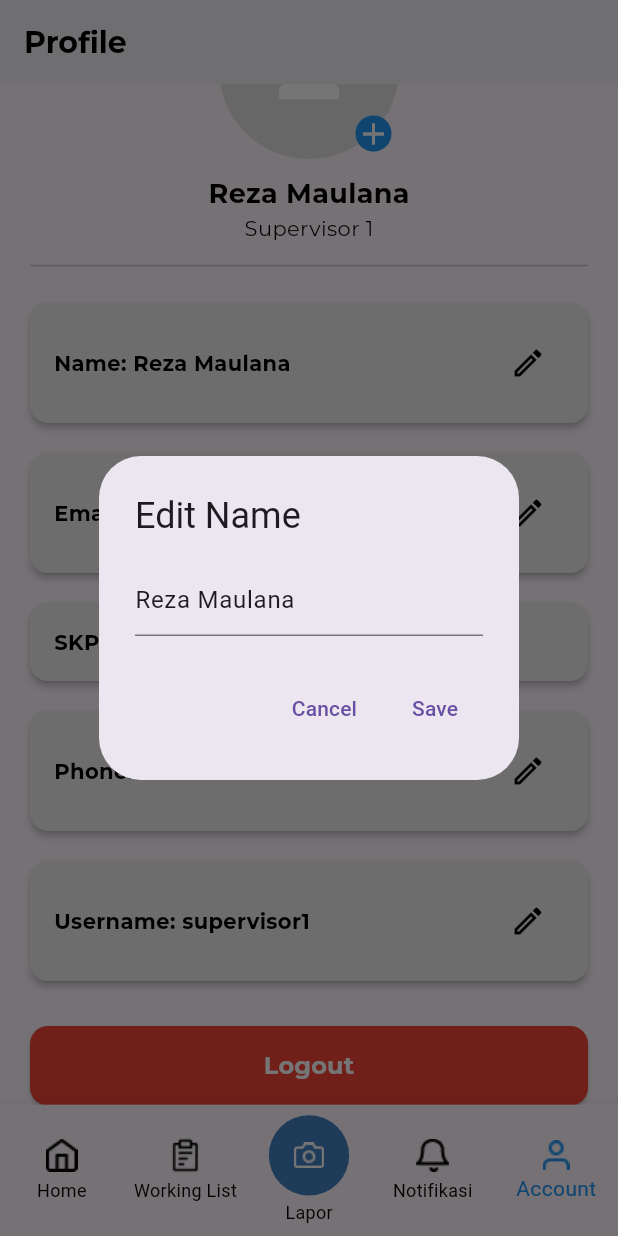
After one commit to aansyawaluddin/FE_I_Ticketing, a Flutter app: the AccountPage screen opened directly, scrolled down 90 dp, after a tap on the "edit" icon, on a phone screen of 412 x 824 dp. The commit adds this screen. Run offline on Flutter 3.47's test engine with Material 3 defaults, Android fonts, the phone set to English and light mode, and no system bars; our stand-ins replace fl_chart, google_fonts.

Commit message:
Account Page

```diff
--- /dev/null
+++ b/frontend/lib/spv/account.dart
@@ -0,0 +1,292 @@
+import 'package:flutter/material.dart';
+import 'package:google_fonts/google_fonts.dart';
+import 'package:frontend/login.dart';
+import 'package:frontend/spv/dashboard.dart';
+import 'package:frontend/spv/working.dart';
+import 'package:frontend/spv/notification.dart';
+
+class AccountPage extends StatefulWidget {
+  const AccountPage({super.key});
+
+  @override
+  _AccountPageState createState() => _AccountPageState();
+}
+
+class _AccountPageState extends State<AccountPage> {
+  int _selectedIndex = 4;
+  String name = 'Reza Maulana';
+  String email = 'rezamaulana@gmail.com';
+  String skpd = 'SKPD';
+  String phone = '+62 82333421454';
+  String username = 'supervisor1';
+
+  void _onItemTapped(int index) {
+    if (index != _selectedIndex) {
+      setState(() {
+        _selectedIndex = index;
+      });
+
+      if (index == 0) {
+        Navigator.pushReplacement(
+          context,
+          MaterialPageRoute(builder: (context) => const DashboardScreen()),
+        );
+      } else if (index == 1) {
+        Navigator.pushReplacement(
+          context,
+          MaterialPageRoute(builder: (context) => const Working()),
+        );
+      } else if (index == 3) {
+        Navigator.pushReplacement(
+          context,
+          MaterialPageRoute(builder: (context) => const NotificationPage()),
+        );
+      }
+    }
+  }
+
+  @override
+  Widget build(BuildContext context) {
+    final screenWidth = MediaQuery.of(context).size.width;
+    final screenHeight = MediaQuery.of(context).size.height;
+
+    return Scaffold(
+      appBar: AppBar(
+        automaticallyImplyLeading: false,
+        backgroundColor: Colors.white,
+        elevation: 0,
+        title: Text(
+          'Profile',
+          style: GoogleFonts.montserrat(
+            color: Colors.black,
+            fontSize: 20,
+            fontWeight: FontWeight.bold,
+          ),
+        ),
+        centerTitle: false,
+      ),
+      body: SingleChildScrollView(
+        child: Column(
+          crossAxisAlignment: CrossAxisAlignment.center,
+          children: [
+            const SizedBox(height: 20),
+            Stack(
+              alignment: Alignment.bottomRight,
+              children: [
+                CircleAvatar(
+                  radius: 60,
+                  backgroundColor: Colors.grey[300],
+                  child:
+                      const Icon(Icons.person, size: 60, color: Colors.white),
+                ),
+                Positioned(
+                  bottom: 5,
+                  right: 5,
+                  child: Container(
+                    decoration: const BoxDecoration(
+                      shape: BoxShape.circle,
+                      color: Colors.blue,
+                    ),
+                    child: const Icon(Icons.add, color: Colors.white),
+                  ),
+                ),
+              ],
+            ),
+            const SizedBox(height: 10),
+            Text(
+              name,
+              style: GoogleFonts.montserrat(
+                color: Colors.black,
+                fontSize: 18,
+                fontWeight: FontWeight.bold,
+              ),
+            ),
+            Text(
+              'Supervisor 1',
+              style: GoogleFonts.montserrat(
+                color: Colors.black,
+                fontSize: 14,
+              ),
+            ),
+            const Divider(height: 30, thickness: 1, indent: 20, endIndent: 20),
+            _buildEditableCard('Name', name, (newValue) {
+              setState(() {
+                name = newValue;
+              });
+            }),
+            _buildEditableCard('Email', email, (newValue) {
+              setState(() {
+                email = newValue;
+              });
+            }),
+            _buildEditableCard('SKPD', skpd, null, isEditable: false),
+            _buildEditableCard('Phone', phone, (newValue) {
+              setState(() {
+                phone = newValue;
+              });
+            }),
+            _buildEditableCard('Username', username, (newValue) {
+              setState(() {
+                username = newValue;
+              });
+            }),
+            const SizedBox(height: 20),
+            ElevatedButton(
+              onPressed: () {
+                Navigator.pushReplacement(
+                  context,
+                  MaterialPageRoute(
+                    builder: (context) => const LoginPage(),
+                  ),
+                );
+              },
+              style: ElevatedButton.styleFrom(
+                backgroundColor: Colors.red,
+                padding: const EdgeInsets.symmetric(vertical: 15),
+                shape: RoundedRectangleBorder(
+                  borderRadius: BorderRadius.circular(12),
+                ),
+                minimumSize: Size(screenWidth - 40, 50),
+              ),
+              child: Text(
+                'Logout',
+                style: GoogleFonts.montserrat(
+                  color: Colors.white,
+                  fontSize: 16,
+                  fontWeight: FontWeight.bold,
+                ),
+              ),
+            ),
+          ],
+        ),
+      ),
+      bottomNavigationBar: BottomNavigationBar(
+        currentIndex: _selectedIndex,
+        onTap: _onItemTapped,
+        selectedItemColor: Colors.blue,
+        unselectedItemColor: Colors.black,
+        type: BottomNavigationBarType.fixed,
+        items: [
+          BottomNavigationBarItem(
+            icon: _buildIcon('assets/icons/home.png', 0),
+            label: 'Home',
+          ),
+          BottomNavigationBarItem(
+            icon: _buildIcon('assets/icons/working.png', 1),
+            label: 'Working List',
+          ),
+          BottomNavigationBarItem(
+            icon: Padding(
+              padding: const EdgeInsets.only(bottom: 0),
+              child: Container(
+                width: screenWidth * 0.13,
+                height: screenWidth * 0.13,
+                decoration: const BoxDecoration(
+                  color: Color(0xFF4282C2),
+                  shape: BoxShape.circle,
+                ),
+                child: Center(
+                  child: Image.asset(
+                    'assets/icons/lapor.png',
+                    width: screenWidth * 0.05,
+                    height: screenHeight * 0.03,
+                  ),
+                ),
+              ),
+            ),
+            label: 'Lapor',
+          ),
+          BottomNavigationBarItem(
+            icon: _buildIcon('assets/icons/notifikasi.png', 3),
+            label: 'Notifikasi',
+          ),
+          BottomNavigationBarItem(
+            icon: _buildIcon('assets/icons/account.png', 4),
+            label: 'Account',
+          ),
+        ],
+      ),
+    );
+  }
+
+  Widget _buildEditableCard(
+      String label, String value, Function(String)? onChanged,
+      {bool isEditable = true}) {
+    return Card(
+      margin: const EdgeInsets.symmetric(horizontal: 20, vertical: 10),
+      elevation: 2,
+      shape: RoundedRectangleBorder(borderRadius: BorderRadius.circular(12)),
+      color: Colors.grey[200],
+      child: Padding(
+        padding: const EdgeInsets.all(16.0),
+        child: Row(
+          mainAxisAlignment: MainAxisAlignment.spaceBetween,
+          children: [
+            Text(
+              '$label: $value',
+              style: GoogleFonts.montserrat(
+                color: Colors.black,
+                fontSize: 14,
+                fontWeight: FontWeight.bold,
+              ),
+            ),
+            if (isEditable)
+              IconButton(
+                icon: const Icon(Icons.edit_outlined, color: Colors.black),
+                onPressed: () {
+                  _showEditDialog(label, value, onChanged);
+                },
+              ),
+          ],
+        ),
+      ),
+    );
+  }
+
+  void _showEditDialog(
+      String label, String currentValue, Function(String)? onChanged) {
+    TextEditingController controller =
+        TextEditingController(text: currentValue);
+    showDialog(
+      context: context,
+      builder: (BuildContext context) {
+        return AlertDialog(
+          title: Text('Edit $label'),
+          content: TextField(
+            controller: controller,
+            decoration: InputDecoration(hintText: 'Enter new $label'),
+          ),
+          actions: <Widget>[
+            TextButton(
+              child: Text('Cancel'),
+              onPressed: () {
+                Navigator.of(context).pop();
+              },
+            ),
+            TextButton(
+              child: Text('Save'),
+              onPressed: () {
+                if (onChanged != null) {
+                  onChanged(controller.text);
+                }
+                Navigator.of(context).pop();
+              },
+            ),
+          ],
+        );
+      },
+    );
+  }
+
+  Widget _buildIcon(String assetPath, int index) {
+    Color color = _selectedIndex == index ? Colors.blue : Colors.black;
+    return ColorFiltered(
+      colorFilter: ColorFilter.mode(color, BlendMode.srcIn),
+      child: Image.asset(
+        assetPath,
+        width: 24.0,
+        height: 24.0,
+      ),
+    );
+  }
+}
--- a/frontend/lib/spv/dashboard.dart
+++ b/frontend/lib/spv/dashboard.dart
@@ -3,6 +3,7 @@ import 'package:google_fonts/google_fonts.dart';
 import 'package:fl_chart/fl_chart.dart';
 import 'package:frontend/spv/working.dart';
 import 'package:frontend/spv/notification.dart';
+import 'package:frontend/spv/account.dart';
 
 class MyApp extends StatelessWidget {
   const MyApp({super.key});
@@ -38,6 +39,11 @@ class _DashboardScreenState extends State<DashboardScreen> {
       Navigator.pushReplacement(
         context,
         MaterialPageRoute(builder: (context) => const NotificationPage()),
+      );
+    } else if (index == 4) {
+      Navigator.pushReplacement(
+        context,
+        MaterialPageRoute(builder: (context) => const AccountPage()),
       );
     } else {
       setState(() {
@@ -343,8 +349,8 @@ class LinePainter extends CustomPainter {
 
     // Garis vertikal
     canvas.drawLine(
-      Offset(size.width * 0.1 - 35, 0),
-      Offset(size.width * 0.1 - 35, size.height),
+      Offset(size.width * 0.1 - 37, 0),
+      Offset(size.width * 0.1 - 37, size.height),
       paint,
     );
 
--- a/frontend/lib/spv/notification.dart
+++ b/frontend/lib/spv/notification.dart
@@ -2,6 +2,7 @@ import 'package:flutter/material.dart';
 import 'package:google_fonts/google_fonts.dart';
 import 'package:frontend/spv/working.dart';
 import 'package:frontend/spv/dashboard.dart';
+import 'package:frontend/spv/account.dart';
 
 class NotificationPage extends StatefulWidget {
   const NotificationPage({super.key});
@@ -27,6 +28,11 @@ class _NotificationState extends State<NotificationPage> {
       Navigator.pushReplacement(
         context,
         MaterialPageRoute(builder: (context) => const Working()),
+      );
+    } else if (index == 4) {
+      Navigator.pushReplacement(
+        context,
+        MaterialPageRoute(builder: (context) => const AccountPage()),
       );
     } else {
       setState(() {
--- a/frontend/lib/spv/working.dart
+++ b/frontend/lib/spv/working.dart
@@ -3,6 +3,7 @@ import 'package:google_fonts/google_fonts.dart';
 import 'package:frontend/spv/dashboard.dart';
 import 'package:frontend/spv/detail_ticket.dart';
 import 'package:frontend/spv/notification.dart';
+import 'package:frontend/spv/account.dart';
 
 class Working extends StatefulWidget {
   const Working({super.key});
@@ -28,6 +29,11 @@ class _WorkingState extends State<Working> {
       Navigator.pushReplacement(
         context,
         MaterialPageRoute(builder: (context) => const NotificationPage()),
+      );
+    } else if (index == 4) {
+      Navigator.pushReplacement(
+        context,
+        MaterialPageRoute(builder: (context) => const AccountPage()),
       );
     } else {
       setState(() {
```
